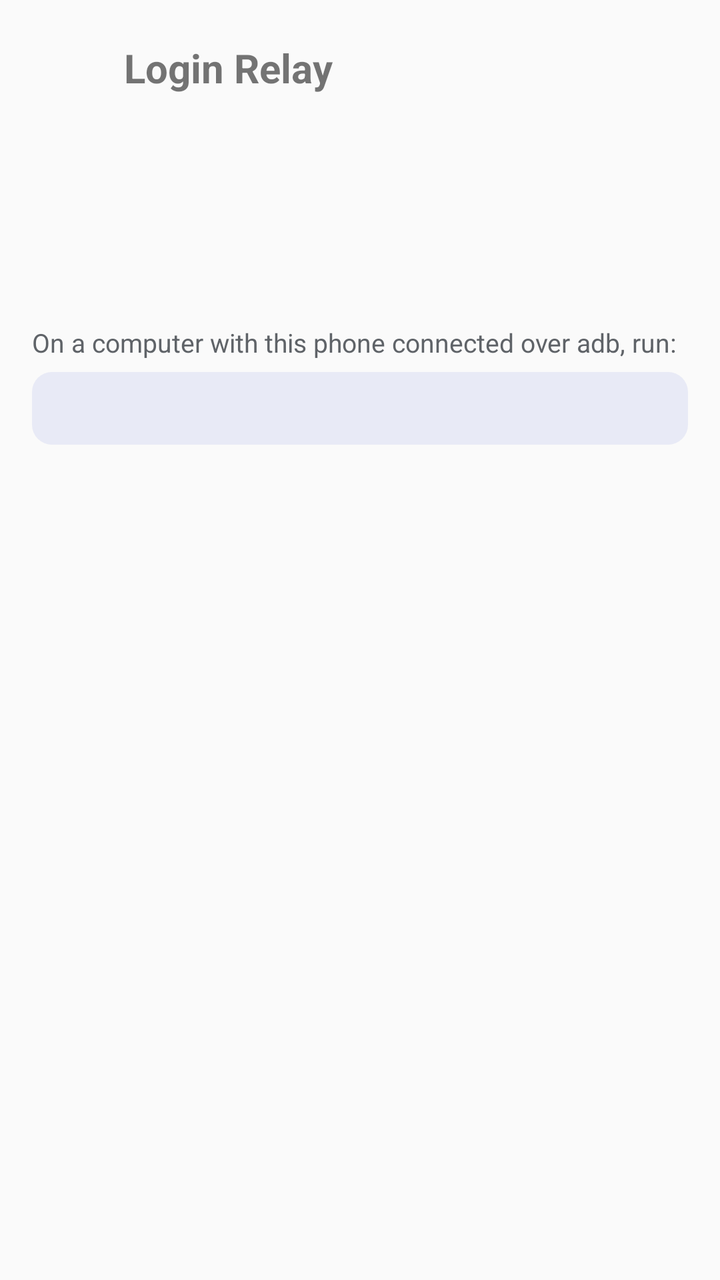
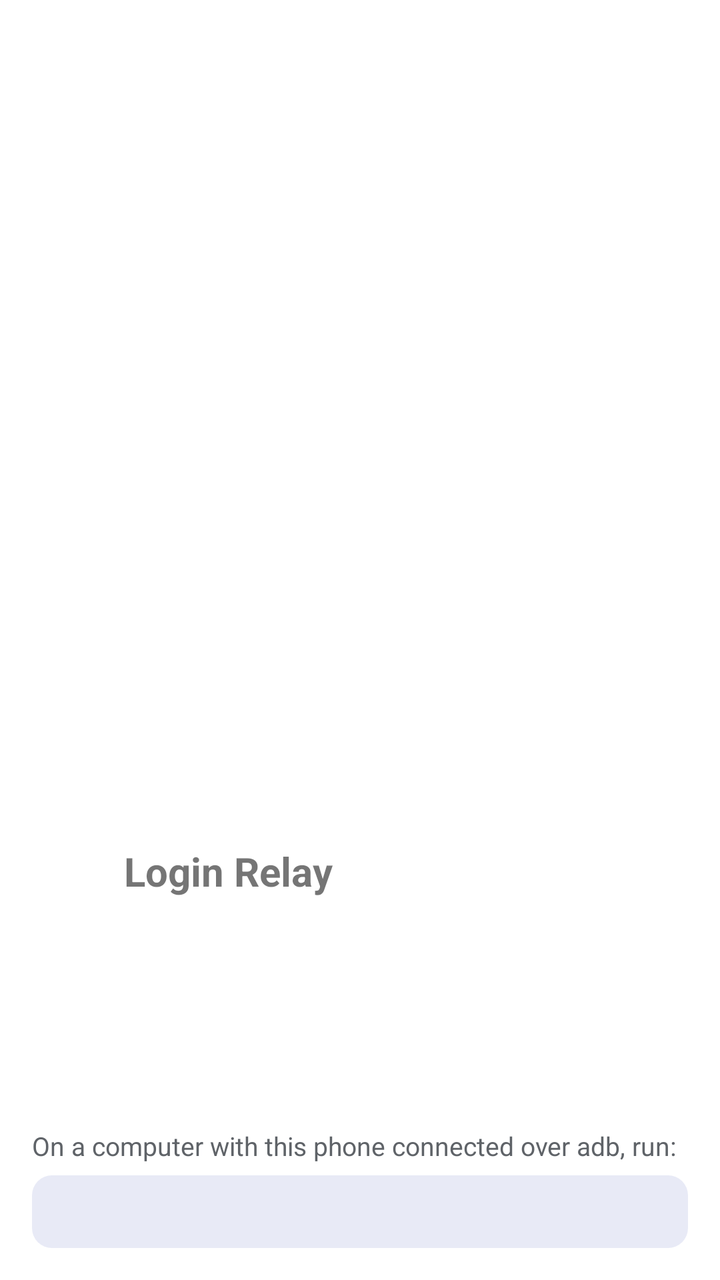

Screens rendered from an Android XML layout before and after an edit, with the pre-edit source and the edit as a unified diff.
<!-- AndroidManifest.xml: application theme AppTheme -->
<!-- res/layout/activity_relay.xml -->
<?xml version="1.0" encoding="utf-8"?>
<ScrollView xmlns:android="http://schemas.android.com/apk/res/android"
    android:layout_width="match_parent"
    android:layout_height="match_parent"
    android:fillViewport="true">

    <LinearLayout
        android:layout_width="match_parent"
        android:layout_height="wrap_content"
        android:orientation="vertical"
        android:padding="16dp">

        <LinearLayout
            android:layout_width="match_parent"
            android:layout_height="wrap_content"
            android:gravity="center_vertical"
            android:orientation="horizontal">

            <ImageView
                android:layout_width="36dp"
                android:layout_height="36dp"
                android:contentDescription="@null"
                android:src="@mipmap/ic_launcher" />

            <TextView
                android:layout_width="wrap_content"
                android:layout_height="wrap_content"
                android:layout_marginStart="10dp"
                android:text="@string/app_name"
                android:textSize="20sp"
                android:textStyle="bold" />
        </LinearLayout>

        <TextView
            android:id="@+id/status_title"
            android:layout_width="match_parent"
            android:layout_height="wrap_content"
            android:layout_marginTop="16dp"
            android:textSize="18sp"
            android:textStyle="bold" />

        <TextView
            android:id="@+id/status_detail"
            android:layout_width="match_parent"
            android:layout_height="wrap_content"
            android:layout_marginTop="4dp"
            android:textColor="@color/text_muted"
            android:textSize="14sp" />

        <LinearLayout
            android:id="@+id/request_card"
            android:layout_width="match_parent"
            android:layout_height="wrap_content"
            android:layout_marginTop="12dp"
            android:background="@drawable/card_bg"
            android:orientation="vertical"
            android:padding="12dp"
            android:visibility="gone">

            <TextView
                android:id="@+id/request_app"
                android:layout_width="match_parent"
                android:layout_height="wrap_content"
                android:textSize="14sp"
                android:textStyle="bold" />

            <TextView
                android:id="@+id/request_site"
                android:layout_width="match_parent"
                android:layout_height="wrap_content"
                android:layout_marginTop="2dp"
                android:textSize="14sp" />
        </LinearLayout>

        <TextView
            android:id="@+id/connection"
            android:layout_width="match_parent"
            android:layout_height="wrap_content"
            android:layout_marginTop="12dp"
            android:textSize="14sp" />

        <TextView
            android:id="@+id/command_label"
            android:layout_width="match_parent"
            android:layout_height="wrap_content"
            android:layout_marginTop="16dp"
            android:text="@string/command_label"
            android:textColor="@color/text_muted"
            android:textSize="13sp" />

        <TextView
            android:id="@+id/command"
            android:layout_width="match_parent"
            android:layout_height="wrap_content"
            android:layout_marginTop="6dp"
            android:background="@drawable/code_bg"
            android:fontFamily="monospace"
            android:padding="10dp"
            android:textIsSelectable="true"
            android:textSize="12sp" />

        <Button
            android:id="@+id/cancel"
            android:layout_width="match_parent"
            android:layout_height="wrap_content"
            android:layout_marginTop="16dp"
            android:text="@string/cancel"
            android:visibility="gone" />
    </LinearLayout>
</ScrollView>
<!-- resources referenced by this layout -->
<resources>
  <color name="text_muted">#5F6368</color>
  <!-- drawable card_bg (drawable) -->
  <?xml version="1.0" encoding="utf-8"?>
  <shape xmlns:android="http://schemas.android.com/apk/res/android" android:shape="rectangle">
      <solid android:color="@color/card" />
      <corners android:radius="10dp" />
  </shape>
  <!-- drawable code_bg (drawable) -->
  <?xml version="1.0" encoding="utf-8"?>
  <shape xmlns:android="http://schemas.android.com/apk/res/android" android:shape="rectangle">
      <solid android:color="@color/code_bg" />
      <corners android:radius="10dp" />
  </shape>
  <!-- mipmap ic_launcher (mipmap-anydpi-v26) -->
  <?xml version="1.0" encoding="utf-8"?>
  <adaptive-icon xmlns:android="http://schemas.android.com/apk/res/android">
      <background android:drawable="@color/brand" />
      <foreground android:drawable="@drawable/ic_launcher_foreground" />
      <monochrome android:drawable="@drawable/ic_launcher_monochrome" />
  </adaptive-icon>
  <string name="app_name">Login Relay</string>
  <string name="cancel">Cancel sign-in</string>
  <string name="command_label">On a computer with this phone connected over adb, run:</string>
  <style name="AppTheme" parent="android:Theme.Material.Light.NoActionBar">
          <item name="android:colorPrimary">@color/brand</item>
          <item name="android:colorPrimaryDark">@color/brand_dark</item>
          <item name="android:colorAccent">@color/brand</item>
          <item name="android:statusBarColor">@color/brand_dark</item>
      </style>
  <color name="card">#F1F3F9</color>
  <color name="code_bg">#E8EAF6</color>
  <color name="brand">#3949AB</color>
  <!-- drawable ic_launcher_monochrome (drawable) -->
  <?xml version="1.0" encoding="utf-8"?>
  <vector xmlns:android="http://schemas.android.com/apk/res/android"
      android:width="108dp"
      android:height="108dp"
      android:viewportWidth="108"
      android:viewportHeight="108">
      <path
          android:pathData="M42,50 V41 A12,12 0 0 1 66,41 V50"
          android:strokeColor="#FFFFFF"
          android:strokeWidth="6"
          android:strokeLineCap="round"
          android:fillColor="#00000000" />
      <path
          android:fillType="evenOdd"
          android:fillColor="#FFFFFF"
          android:pathData="M39,48 H69 A5,5 0 0 1 74,53 V73 A5,5 0 0 1 69,78 H39 A5,5 0 0 1 34,73 V53 A5,5 0 0 1 39,48 Z
              M44,56 H57 V59 H44 Z
              M57,52.5 L64,57.5 L57,62.5 Z
              M51,67 H64 V70 H51 Z
              M51,63.5 L44,68.5 L51,73.5 Z" />
  </vector>
  <color name="brand_dark">#283593</color>
  <!-- unchanged entries left out for length: 1 -->
</resources>

<!-- the commit's change to res/layout/activity_relay.xml (unified diff, before → after) -->
@@ -1,8 +1,14 @@
 <?xml version="1.0" encoding="utf-8"?>
-<ScrollView xmlns:android="http://schemas.android.com/apk/res/android"
+<FrameLayout xmlns:android="http://schemas.android.com/apk/res/android"
     android:layout_width="match_parent"
-    android:layout_height="match_parent"
-    android:fillViewport="true">
+    android:layout_height="match_parent">
+
+<ScrollView
+    android:layout_width="match_parent"
+    android:layout_height="wrap_content"
+    android:layout_gravity="bottom"
+    android:layout_marginTop="24dp"
+    android:background="@drawable/sheet_bg">
 
     <LinearLayout
         android:layout_width="match_parent"
@@ -108,3 +114,4 @@
             android:visibility="gone" />
     </LinearLayout>
 </ScrollView>
+</FrameLayout>
<!-- resource entries referenced after the edit -->
@@ -12,6 +12,12 @@
   <shape xmlns:android="http://schemas.android.com/apk/res/android" android:shape="rectangle">
       <solid android:color="@color/code_bg" />
       <corners android:radius="10dp" />
+  </shape>
+  <!-- drawable sheet_bg (drawable) -->
+  <?xml version="1.0" encoding="utf-8"?>
+  <shape xmlns:android="http://schemas.android.com/apk/res/android" android:shape="rectangle">
+      <solid android:color="@color/sheet" />
+      <corners android:topLeftRadius="16dp" android:topRightRadius="16dp" />
   </shape>
   <!-- mipmap ic_launcher (mipmap-anydpi-v26) -->
   <?xml version="1.0" encoding="utf-8"?>
@@ -28,9 +34,15 @@
           <item name="android:colorPrimaryDark">@color/brand_dark</item>
           <item name="android:colorAccent">@color/brand</item>
           <item name="android:statusBarColor">@color/brand_dark</item>
+          
+          <item name="android:windowIsTranslucent">true</item>
+          <item name="android:windowBackground">@android:color/transparent</item>
+          <item name="android:backgroundDimEnabled">true</item>
+          <item name="android:windowNoTitle">true</item>
       </style>
   <color name="card">#F1F3F9</color>
   <color name="code_bg">#E8EAF6</color>
+  <color name="sheet">#FFFFFF</color>
   <color name="brand">#3949AB</color>
   <!-- drawable ic_launcher_monochrome (drawable) -->
   <?xml version="1.0" encoding="utf-8"?>
